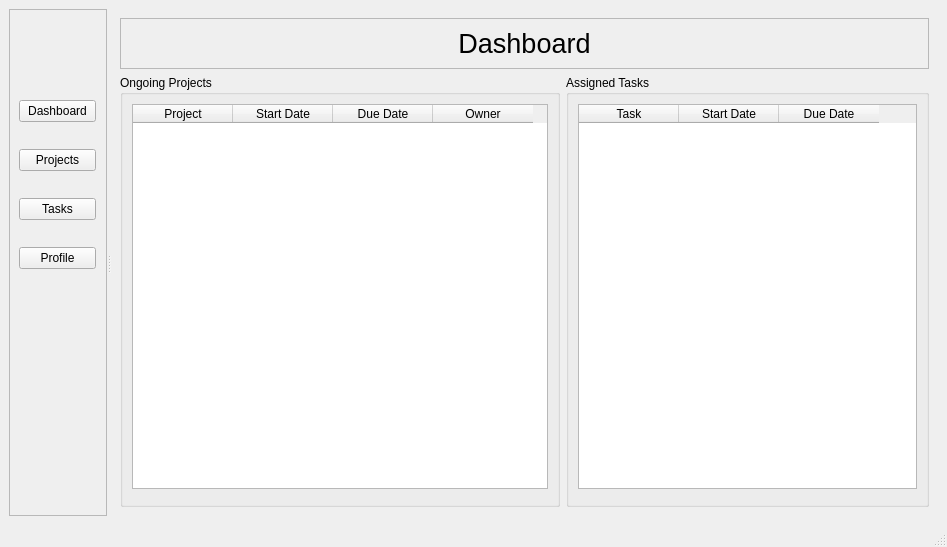
Before: the Qt Designer form ui/homeWindow.ui in yasar12123/Soft27101-PMS, drawn with Qt 5.
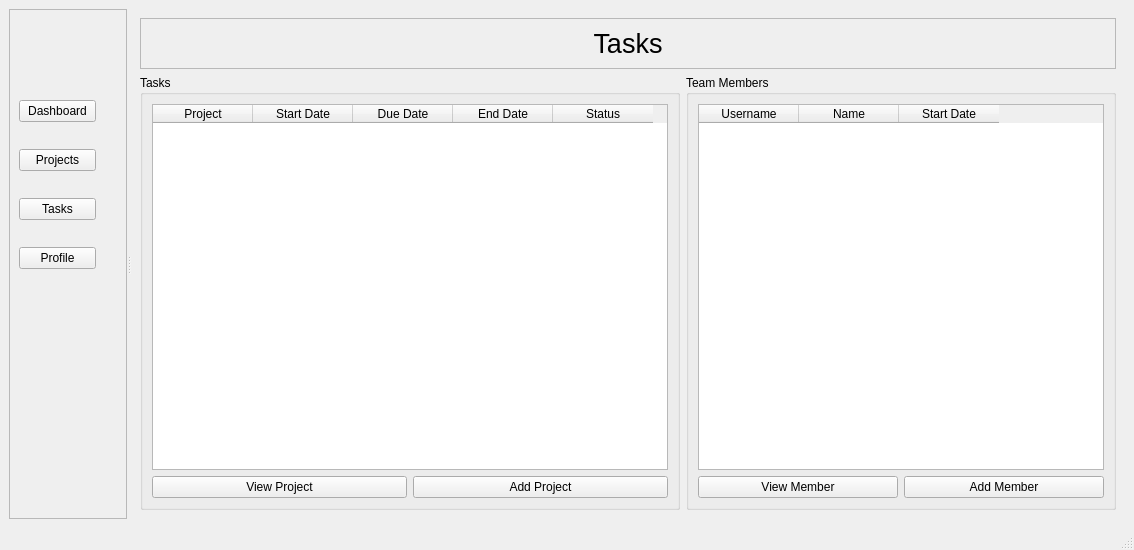
After: the same form once the commit is applied. The open tabs and pages were chosen to show the change.

Commit message: made adjusted to object name, added in task page and buttons

```diff
--- a/ui/homeWindow.ui
+++ b/ui/homeWindow.ui
@@ -6,8 +6,8 @@
    <rect>
     <x>0</x>
     <y>0</y>
-    <width>947</width>
-    <height>547</height>
+    <width>1134</width>
+    <height>550</height>
    </rect>
   </property>
   <property name="windowTitle">
@@ -27,7 +27,7 @@
        <property name="frameShadow">
         <enum>QFrame::Raised</enum>
        </property>
-       <widget class="QWidget" name="">
+       <widget class="QWidget" name="layoutWidget">
         <property name="geometry">
          <rect>
           <x>10</x>
@@ -129,6 +129,11 @@
                   <string>Due Date</string>
                  </property>
                 </column>
+                <column>
+                 <property name="text">
+                  <string>Status</string>
+                 </property>
+                </column>
                 <column>
                  <property name="text">
                   <string>Owner</string>
@@ -178,6 +183,11 @@
                   <string>Due Date</string>
                  </property>
                 </column>
+                <column>
+                 <property name="text">
+                  <string>Status</string>
+                 </property>
+                </column>
                </widget>
               </item>
               <item>
@@ -345,6 +355,150 @@
          </item>
         </layout>
        </widget>
+       <widget class="QWidget" name="page">
+        <layout class="QVBoxLayout" name="verticalLayout_16">
+         <item>
+          <widget class="QFrame" name="frame_4">
+           <property name="frameShape">
+            <enum>QFrame::StyledPanel</enum>
+           </property>
+           <property name="frameShadow">
+            <enum>QFrame::Raised</enum>
+           </property>
+           <layout class="QVBoxLayout" name="verticalLayout_15">
+            <item>
+             <widget class="QLabel" name="label_3">
+              <property name="font">
+               <font>
+                <pointsize>20</pointsize>
+               </font>
+              </property>
+              <property name="text">
+               <string>Tasks</string>
+              </property>
+              <property name="alignment">
+               <set>Qt::AlignCenter</set>
+              </property>
+             </widget>
+            </item>
+           </layout>
+          </widget>
+         </item>
+         <item>
+          <layout class="QHBoxLayout" name="horizontalLayout_8">
+           <item>
+            <widget class="QGroupBox" name="groupBox_6">
+             <property name="title">
+              <string>Tasks</string>
+             </property>
+             <layout class="QVBoxLayout" name="verticalLayout_14">
+              <item>
+               <widget class="QTableWidget" name="TaskAllTable">
+                <property name="sizeAdjustPolicy">
+                 <enum>QAbstractScrollArea::AdjustToContents</enum>
+                </property>
+                <column>
+                 <property name="text">
+                  <string>Project</string>
+                 </property>
+                </column>
+                <column>
+                 <property name="text">
+                  <string>Start Date</string>
+                 </property>
+                </column>
+                <column>
+                 <property name="text">
+                  <string>Due Date</string>
+                 </property>
+                </column>
+                <column>
+                 <property name="text">
+                  <string>End Date</string>
+                 </property>
+                </column>
+                <column>
+                 <property name="text">
+                  <string>Status</string>
+                 </property>
+                </column>
+               </widget>
+              </item>
+              <item>
+               <layout class="QHBoxLayout" name="horizontalLayout_5">
+                <item>
+                 <widget class="QPushButton" name="ViewProjectButton_2">
+                  <property name="text">
+                   <string>View Project</string>
+                  </property>
+                 </widget>
+                </item>
+                <item>
+                 <widget class="QPushButton" name="AddProjectButton_2">
+                  <property name="text">
+                   <string>Add Project</string>
+                  </property>
+                 </widget>
+                </item>
+               </layout>
+              </item>
+             </layout>
+            </widget>
+           </item>
+           <item>
+            <widget class="QGroupBox" name="groupBox_5">
+             <property name="title">
+              <string>Team Members</string>
+             </property>
+             <layout class="QVBoxLayout" name="verticalLayout_12">
+              <item>
+               <layout class="QVBoxLayout" name="verticalLayout_13">
+                <item>
+                 <widget class="QTableWidget" name="TeamMemberTable1">
+                  <column>
+                   <property name="text">
+                    <string>Username</string>
+                   </property>
+                  </column>
+                  <column>
+                   <property name="text">
+                    <string>Name</string>
+                   </property>
+                  </column>
+                  <column>
+                   <property name="text">
+                    <string>Start Date</string>
+                   </property>
+                  </column>
+                 </widget>
+                </item>
+                <item>
+                 <layout class="QHBoxLayout" name="horizontalLayout_7">
+                  <item>
+                   <widget class="QPushButton" name="ViewMemberButton_2">
+                    <property name="text">
+                     <string>View Member</string>
+                    </property>
+                   </widget>
+                  </item>
+                  <item>
+                   <widget class="QPushButton" name="AddMemberButton_2">
+                    <property name="text">
+                     <string>Add Member</string>
+                    </property>
+                   </widget>
+                  </item>
+                 </layout>
+                </item>
+               </layout>
+              </item>
+             </layout>
+            </widget>
+           </item>
+          </layout>
+         </item>
+        </layout>
+       </widget>
       </widget>
      </widget>
     </item>
```
Left out of the diff: 20 changed lines with no effect on the pictures. The commit also changes 22 other files.
